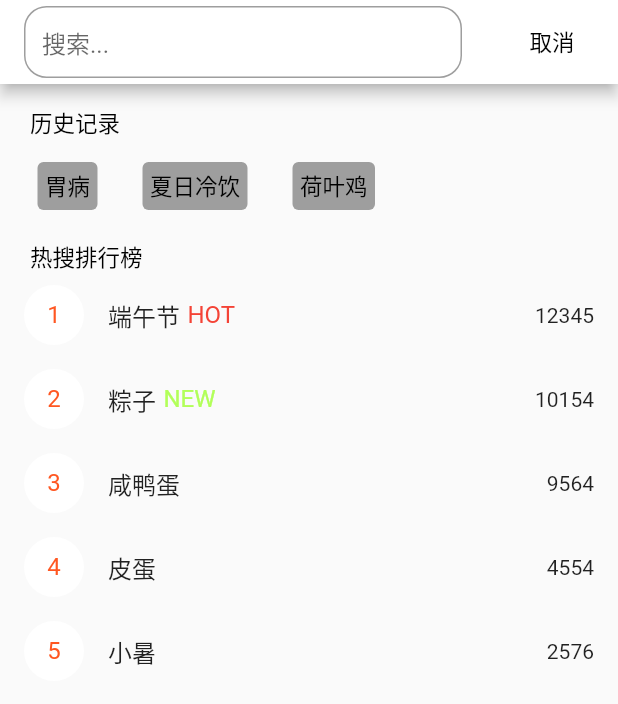
After one commit to Yu979/yongshan_app, a Flutter app: the SousuoPage screen opened by its route, on a phone screen of 412 x 824 dp. The commit adds this screen. Shown: the top 704 px of the screen. Run offline on Flutter 3.47's test engine with Material 2 defaults, Android fonts, the phone set to English and light mode, and no system bars; our stand-ins replace flutter_screenutil, flutter_swiper, font_awesome_flutter.

Commit message:
Yu's part finished

```diff
--- a/lib/main.dart
+++ b/lib/main.dart
@@ -5,6 +5,7 @@ import 'package:yongshanapp/bottom_menu.dart';
 import 'package:yongshanapp/shipu.dart';
 import 'package:yongshanapp/zhongyike.dart';
 import 'package:yongshanapp/zixun.dart';
+import 'package:yongshanapp/sousuo.dart';
 
 void main() => runApp(MyApp());
 
@@ -28,6 +29,7 @@ class MyApp extends StatelessWidget {
         "/shipu":(_)=>SecondPage(),
         "/zhongyi":(_)=>ZhongyiPage(),
         "/zixun" :(_)=>ZixunPage(),
+        "/sousuo":(_)=>SousuoPage(),
       },
       debugShowCheckedModeBanner: false,
     );
--- /dev/null
+++ b/lib/sousuo.dart
@@ -0,0 +1,169 @@
+import 'package:flutter/cupertino.dart';
+import 'package:flutter/material.dart';
+
+class SousuoPage extends StatefulWidget{
+  @override
+  _SousuoPageState createState() =>_SousuoPageState();
+}
+
+class _SousuoPageState extends State<SousuoPage>{
+  TextEditingController textEditingController = TextEditingController();
+
+  var numList =['1','2','3','4','5'];
+  var infoList=['端午节','粽子','咸鸭蛋','皮蛋','小暑'];
+
+  @override
+  Widget build(BuildContext context) {
+
+    return Scaffold(
+      appBar: AppBar(
+        automaticallyImplyLeading: false,
+        backgroundColor: Colors.white,
+        title: TextField(
+          controller: textEditingController,
+          autofocus: false,
+          decoration: InputDecoration(
+            contentPadding: EdgeInsets.all(12.0),
+            hintText: "搜索...",
+            border:
+            OutlineInputBorder(borderRadius: BorderRadius.circular(15.0)),
+
+          ),
+        ),
+        actions: <Widget>[
+          FlatButton(
+            child: Text('取消',style: TextStyle(fontSize: 15,color: Colors.black),),
+            onPressed: (){
+              Navigator.pop(context);
+            },
+          )
+        ],
+      ),
+
+      body: ListView(
+        children: <Widget>[
+          Column(
+            children: <Widget>[
+              SizedBox(height: 15,),
+              Row(
+                children: <Widget>[
+                  SizedBox(width: 20,),
+                  Text('历史记录',style: TextStyle(fontSize: 15,color: Colors.black),),
+                ],
+              ),
+              SizedBox(height: 10,),
+              Row(
+                children: <Widget>[
+                  SizedBox(width: 20,),
+              Container(
+                child: Text('胃病',style: TextStyle(fontSize: 15,color: Colors.black),),
+
+                margin: const EdgeInsets.all(5.0),
+                padding: const EdgeInsets.all(5.0),
+                  decoration: new BoxDecoration(
+                    borderRadius: BorderRadius.all(Radius.circular(4.0)),
+                    color: Colors.grey,
+                  ),
+              ),
+                  SizedBox(width: 20,),
+                  Container(
+                    child: Text('夏日冷饮',style: TextStyle(fontSize: 15,color: Colors.black),),
+
+                    margin: const EdgeInsets.all(5.0),
+                    padding: const EdgeInsets.all(5.0),
+                    decoration: new BoxDecoration(
+                      borderRadius: BorderRadius.all(Radius.circular(4.0)),
+                      color: Colors.grey,
+                    ),
+                  ),
+                  SizedBox(width: 20,),
+                  Container(
+                    child: Text('荷叶鸡',style: TextStyle(fontSize: 15,color: Colors.black),),
+
+                    margin: const EdgeInsets.all(5.0),
+                    padding: const EdgeInsets.all(5.0),
+                    decoration: new BoxDecoration(
+                      borderRadius: BorderRadius.all(Radius.circular(4.0)),
+                      color: Colors.grey,
+                    ),
+                  ),
+                ],
+              ),
+              SizedBox(height: 15,),
+              Row(
+                children: <Widget>[
+                      SizedBox(width: 20,),
+                      Text('热搜排行榜',style: TextStyle(fontSize: 15,color: Colors.black),),
+
+                ],
+              ),
+
+              ListView(
+                shrinkWrap: true,
+                children: <Widget>[
+                  ListTile(
+                   leading: new CircleAvatar(child: new Text(numList[0]),backgroundColor: Colors.white,foregroundColor: Colors.deepOrange,),
+                    title: Row(
+                    children: <Widget>[
+                      Text(infoList[0]),
+                      SizedBox(width: 5,),
+                      Text('HOT',style: TextStyle(color: Colors.red),)
+                     ],
+                    ),
+                    trailing: Text('12345'),
+                  ),
+
+                  ListTile(
+                    leading: new CircleAvatar(child: new Text(numList[1]),backgroundColor: Colors.white,foregroundColor: Colors.deepOrange,),
+                    title: Row(
+                      children: <Widget>[
+                        Text(infoList[1]),
+                        SizedBox(width: 5,),
+                        Text('NEW',style: TextStyle(color: Colors.lightGreenAccent),)
+                      ],
+                    ),
+                    trailing: Text('10154'),
+                  ),
+
+                  ListTile(
+                    leading: new CircleAvatar(child: new Text(numList[2]),backgroundColor: Colors.white,foregroundColor: Colors.deepOrange,),
+                    title: Row(
+                      children: <Widget>[
+                        Text(infoList[2]),
+
+                      ],
+                    ),
+                    trailing: Text('9564'),
+                  ),
+
+                  ListTile(
+                    leading: new CircleAvatar(child: new Text(numList[3]),backgroundColor: Colors.white,foregroundColor: Colors.deepOrange,),
+                    title: Row(
+                      children: <Widget>[
+                        Text(infoList[3]),
+
+                      ],
+                    ),
+                    trailing: Text('4554'),
+                  ),
+
+                  ListTile(
+                    leading: new CircleAvatar(child: new Text(numList[4]),backgroundColor: Colors.white,foregroundColor: Colors.deepOrange,),
+                    title: Row(
+                      children: <Widget>[
+                        Text(infoList[4]),
+
+                      ],
+                    ),
+                    trailing: Text('2576'),
+                  ),
+
+                ],
+              )
+            ],
+          )
+        ],
+      ),
+    );
+  }
+}
--- a/pubspec.yaml
+++ b/pubspec.yaml
@@ -70,6 +70,7 @@ flutter:
     - assets/shouye/yisheng.png
     - assets/shouye/miaoshu1.png
     - assets/shouye/miaoshu2.png
+    - assets/shouye/shanzhu.png
     - assets/wode/fabiao.png
     - assets/wode/fensi.png
     - assets/wode/guanzhu.png
@@ -111,6 +112,7 @@ flutter:
     - assets/zhuanye/huoyue.png
     - assets/zhuanye/zhongyixinxi.png
     - assets/zhuanye/keshiyisheng.png
+    - assets/zhuanye/liaotian.png
   # An image asset can refer to one or more resolution-specific "variants", see
   # https://flutter.dev/assets-and-images/#resolution-aware.
 
```
Also changed, not shown: lib/first_page.dart (+73 -5 lines), lib/zixun.dart (+8 -0 lines), assets/shouye/shanzhu.png (added), assets/zhuanye/liaotian.png (added).
